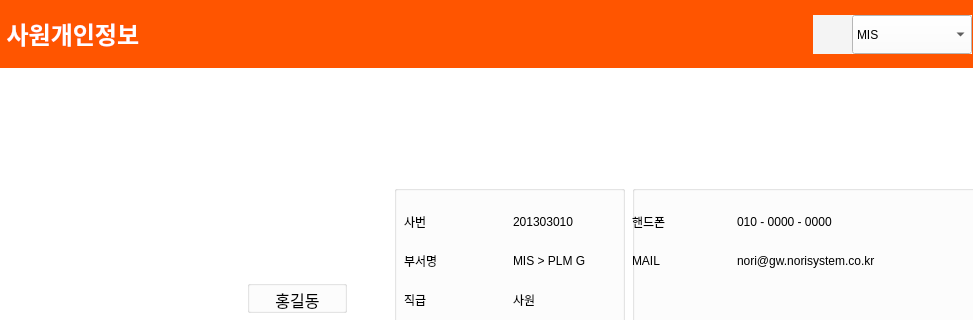
First picture: the form in emp_info.ui, repository hyeona-jeong/HRIS, before the edit; both pictures show x 0 to 973 and y 0 to 320 of the 1261 by 929 pixel window.
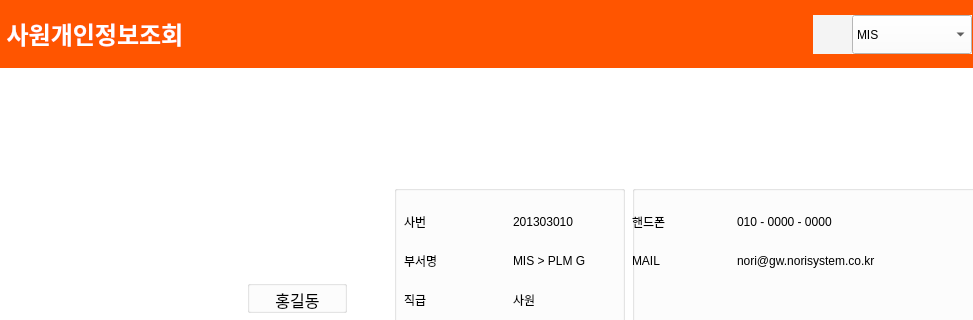
Second picture: the form after the edit. Icons and pictures are not drawn.

What changed in the file:
```diff
--- a/emp_info.ui
+++ b/emp_info.ui
@@ -490,7 +490,7 @@
 color white;</string>
          </property>
          <property name="text">
-          <string>&lt;html&gt;&lt;head/&gt;&lt;body&gt;&lt;p&gt;&lt;span style=&quot; font-size:18pt; font-weight:600; color:#ffffff;&quot;&gt;&amp;nbsp;사원개인정보&lt;/span&gt;&lt;/p&gt;&lt;/body&gt;&lt;/html&gt;</string>
+          <string>&lt;html&gt;&lt;head/&gt;&lt;body&gt;&lt;p&gt;&lt;span style=&quot; font-size:18pt; font-weight:600; color:#ffffff;&quot;&gt; 사원개인정보조회&lt;/span&gt;&lt;/p&gt;&lt;/body&gt;&lt;/html&gt;</string>
          </property>
         </widget>
        </item>
```
Left out of the diff: 4 changed lines with no effect on the pictures.
